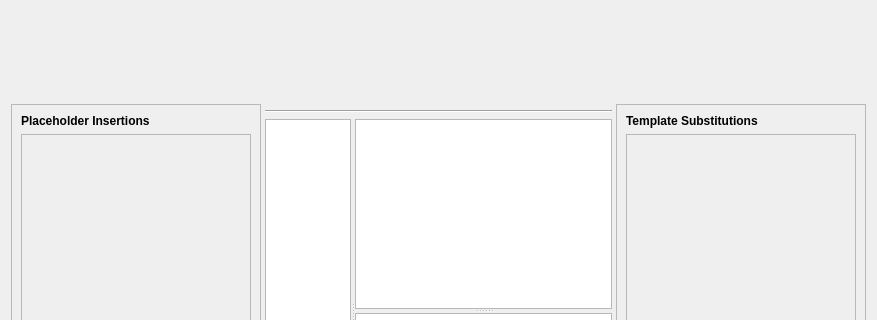
The window that superscore/ui/template_page.ui (pcdshub/superscore) describes before a commit, drawn with Qt 5; both pictures show x 0 to 877 and y 0 to 320 of the 877 by 570 pixel window.
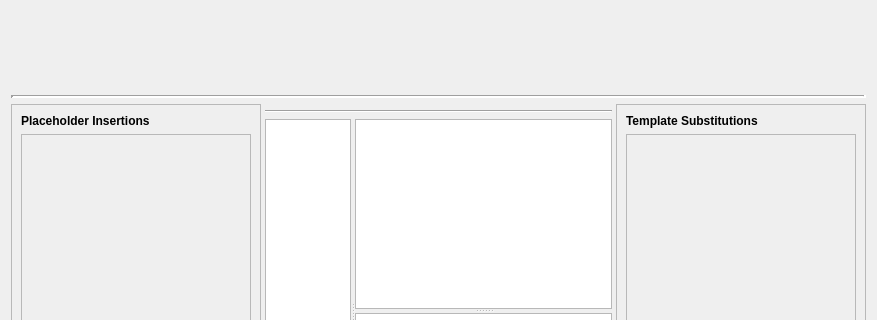
The same window after the commit. Custom widgets are drawn as their Qt base class.

Commit message: ENH/REF: rename FillColors.to_qcolor -> FillColors.to_qbrush, add legend to template widget

```diff
--- a/superscore/ui/template_page.ui
+++ b/superscore/ui/template_page.ui
@@ -15,7 +15,24 @@
   </property>
   <layout class="QVBoxLayout" name="verticalLayout_2">
    <item>
-    <widget class="QWidget" name="meta_placeholder" native="true"/>
+    <layout class="QHBoxLayout" name="meta_layout">
+     <item>
+      <widget class="QWidget" name="meta_placeholder" native="true"/>
+     </item>
+     <item>
+      <widget class="QWidget" name="legend_placeholder" native="true"/>
+     </item>
+    </layout>
+   </item>
+   <item>
+    <widget class="Line" name="line_2">
+     <property name="lineWidth">
+      <number>3</number>
+     </property>
+     <property name="orientation">
+      <enum>Qt::Horizontal</enum>
+     </property>
+    </widget>
    </item>
    <item>
     <widget class="QSplitter" name="splitter_3">
```
Left out of the diff: 4 changed lines with no effect on the pictures. The commit also changes 1 other file.
